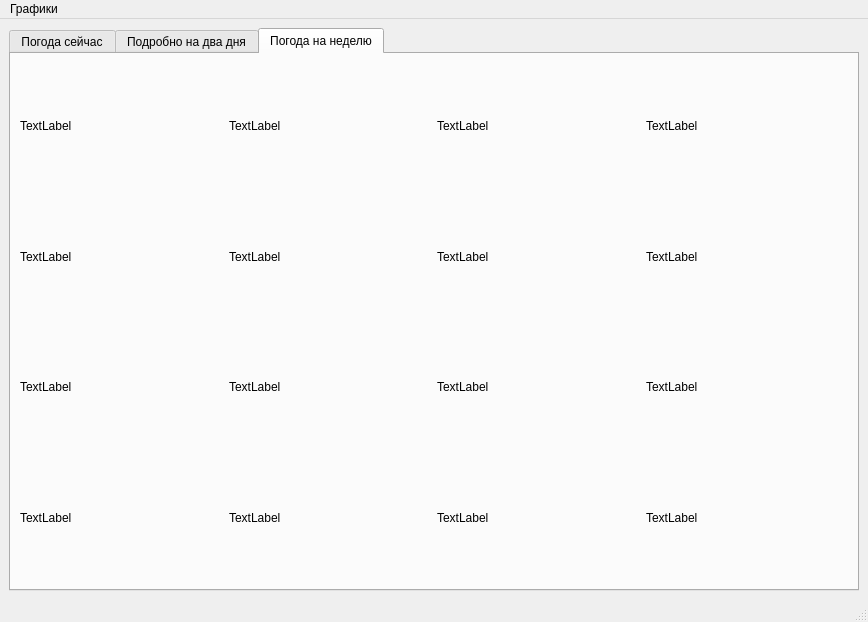
First picture: the form in form.ui, repository pAVlicSim/weather_PySide6, before the edit.
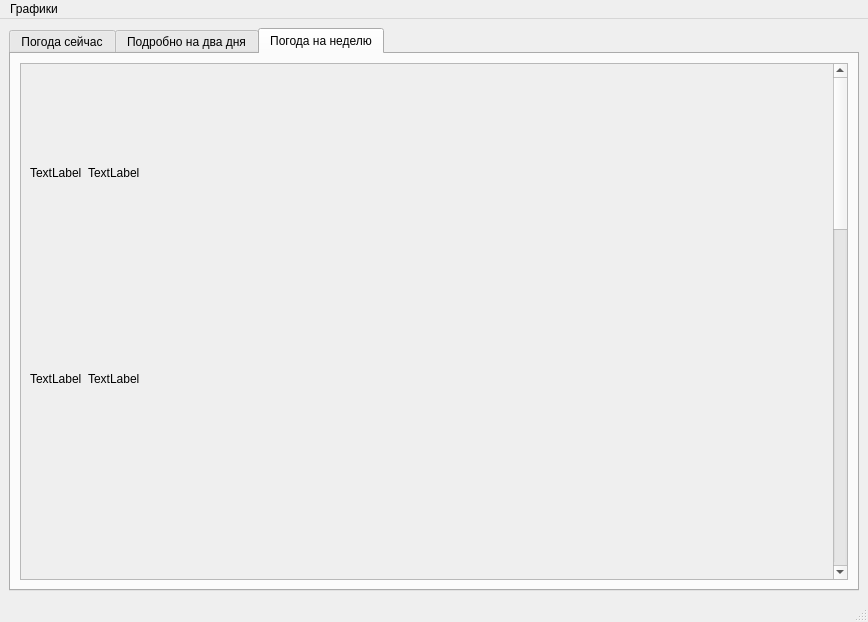
Second picture: the form after the edit. The open tabs and pages were chosen to show the change.

Commit message: Доделал вкладку "двое суток", начал вкладку "неделя"

The edit to the form file:
```diff
--- a/form.ui
+++ b/form.ui
@@ -203,120 +203,132 @@
        </attribute>
        <layout class="QHBoxLayout" name="horizontalLayout_6">
         <item>
-         <layout class="QHBoxLayout" name="horizontalLayout_5">
+                     <layout class="QVBoxLayout" name="verticalLayout_3">
           <item>
-           <layout class="QGridLayout" name="gridLayout_4">
-            <item row="0" column="0">
-             <widget class="QLabel" name="label_25">
+                             <widget class="QScrollArea" name="scrollArea_2">
+                                 <property name="widgetResizable">
+                                     <bool>true</bool>
+                                 </property>
+                                 <widget class="QWidget" name="scrollAreaWidgetContents_2">
+                                     <property name="geometry">
+                                         <rect>
+                                             <x>0</x>
+                                             <y>0</y>
+                                             <width>810</width>
+                                             <height>1662</height>
+                                         </rect>
+                                     </property>
+                                     <layout class="QVBoxLayout" name="verticalLayout_4">
+                                         <item>
+                                             <layout class="QGridLayout" name="gridLayout" columnstretch="0,1"
+                                                     rowminimumheight="200,200,200,200,200,200,200,200">
+                                                 <item row="3" column="1">
+                                                     <widget class="QLabel" name="label_8">
               <property name="text">
                <string>TextLabel</string>
               </property>
              </widget>
             </item>
-            <item row="0" column="1">
-             <widget class="QLabel" name="label_26">
+                                                 <item row="6" column="0">
+                                                     <widget class="QLabel" name="label_13">
               <property name="text">
                <string>TextLabel</string>
               </property>
              </widget>
             </item>
-            <item row="1" column="0">
-             <widget class="QLabel" name="label_27">
+                                                 <item row="4" column="1">
+                                                     <widget class="QLabel" name="label_10">
               <property name="text">
                <string>TextLabel</string>
               </property>
              </widget>
             </item>
-            <item row="2" column="0">
-             <widget class="QLabel" name="label_28">
+                                                 <item row="2" column="1">
+                                                     <widget class="QLabel" name="label_6">
               <property name="text">
                <string>TextLabel</string>
               </property>
              </widget>
             </item>
-            <item row="3" column="0">
-             <widget class="QLabel" name="label_29">
+                                                 <item row="1" column="1">
+                                                     <widget class="QLabel" name="label_4">
               <property name="text">
                <string>TextLabel</string>
               </property>
              </widget>
             </item>
-            <item row="1" column="1">
-             <widget class="QLabel" name="label_30">
+                                                 <item row="0" column="1">
+                                                     <widget class="QLabel" name="label_2">
               <property name="text">
                <string>TextLabel</string>
               </property>
              </widget>
             </item>
-            <item row="2" column="1">
-             <widget class="QLabel" name="label_31">
+                                                 <item row="1" column="0">
+                                                     <widget class="QLabel" name="label_3">
               <property name="text">
                <string>TextLabel</string>
               </property>
              </widget>
             </item>
-            <item row="3" column="1">
-             <widget class="QLabel" name="label_32">
+                                                 <item row="5" column="1">
+                                                     <widget class="QLabel" name="label_12">
               <property name="text">
                <string>TextLabel</string>
               </property>
              </widget>
             </item>
-           </layout>
-          </item>
-          <item>
-           <layout class="QGridLayout" name="gridLayout_6">
-            <item row="0" column="0">
-             <widget class="QLabel" name="label_33">
+                                                 <item row="3" column="0">
+                                                     <widget class="QLabel" name="label_7">
               <property name="text">
                <string>TextLabel</string>
               </property>
              </widget>
             </item>
-            <item row="3" column="0">
-             <widget class="QLabel" name="label_36">
+                                                 <item row="5" column="0">
+                                                     <widget class="QLabel" name="label_11">
               <property name="text">
                <string>TextLabel</string>
               </property>
              </widget>
             </item>
-            <item row="2" column="0">
-             <widget class="QLabel" name="label_35">
+                                                 <item row="6" column="1">
+                                                     <widget class="QLabel" name="label_14">
               <property name="text">
                <string>TextLabel</string>
               </property>
              </widget>
             </item>
-            <item row="1" column="0">
-             <widget class="QLabel" name="label_34">
+                                                 <item row="2" column="0">
+                                                     <widget class="QLabel" name="label_5">
               <property name="text">
                <string>TextLabel</string>
               </property>
              </widget>
             </item>
-            <item row="0" column="1">
-             <widget class="QLabel" name="label_37">
+                                                 <item row="0" column="0">
+                                                     <widget class="QLabel" name="label">
               <property name="text">
                <string>TextLabel</string>
               </property>
              </widget>
             </item>
-            <item row="1" column="1">
-             <widget class="QLabel" name="label_38">
+                                                 <item row="4" column="0">
+                                                     <widget class="QLabel" name="label_9">
               <property name="text">
                <string>TextLabel</string>
               </property>
              </widget>
             </item>
-            <item row="2" column="1">
-             <widget class="QLabel" name="label_39">
+                                                 <item row="7" column="0">
+                                                     <widget class="QLabel" name="label_15">
               <property name="text">
                <string>TextLabel</string>
               </property>
              </widget>
             </item>
-            <item row="3" column="1">
-             <widget class="QLabel" name="label_40">
+                                                 <item row="7" column="1">
+                                                     <widget class="QLabel" name="label_16">
               <property name="text">
                <string>TextLabel</string>
               </property>
@@ -324,23 +336,9 @@
             </item>
            </layout>
           </item>
-          <item>
-           <layout class="QGridLayout" name="gridLayout_7"/>
-          </item>
-          <item>
-           <layout class="QGridLayout" name="gridLayout_8"/>
-          </item>
-          <item>
-           <layout class="QGridLayout" name="gridLayout_9"/>
-          </item>
-          <item>
-           <layout class="QGridLayout" name="gridLayout_11"/>
-          </item>
-          <item>
-           <layout class="QGridLayout" name="gridLayout_10"/>
-          </item>
-          <item>
-           <layout class="QGridLayout" name="gridLayout_5"/>
+                                     </layout>
+                                 </widget>
+                             </widget>
           </item>
          </layout>
         </item>
```
Left out of the diff: 4 changed lines with no effect on the pictures. Lines whose indentation alone changed are shown as unchanged. The commit also changes 2 other files.
